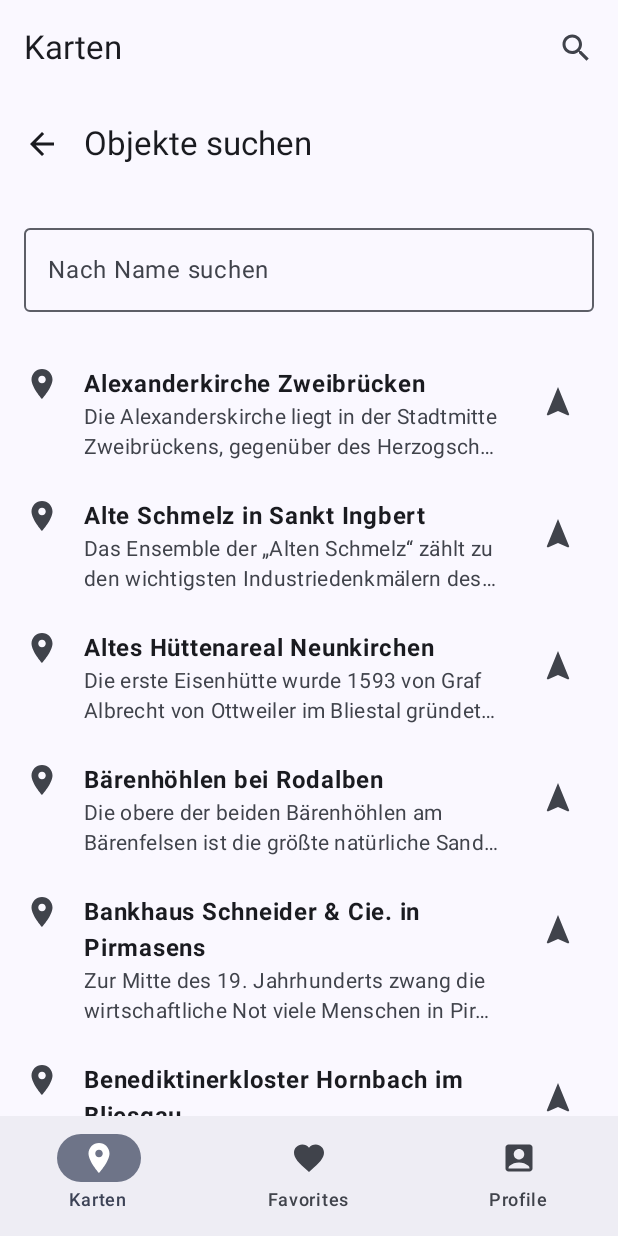
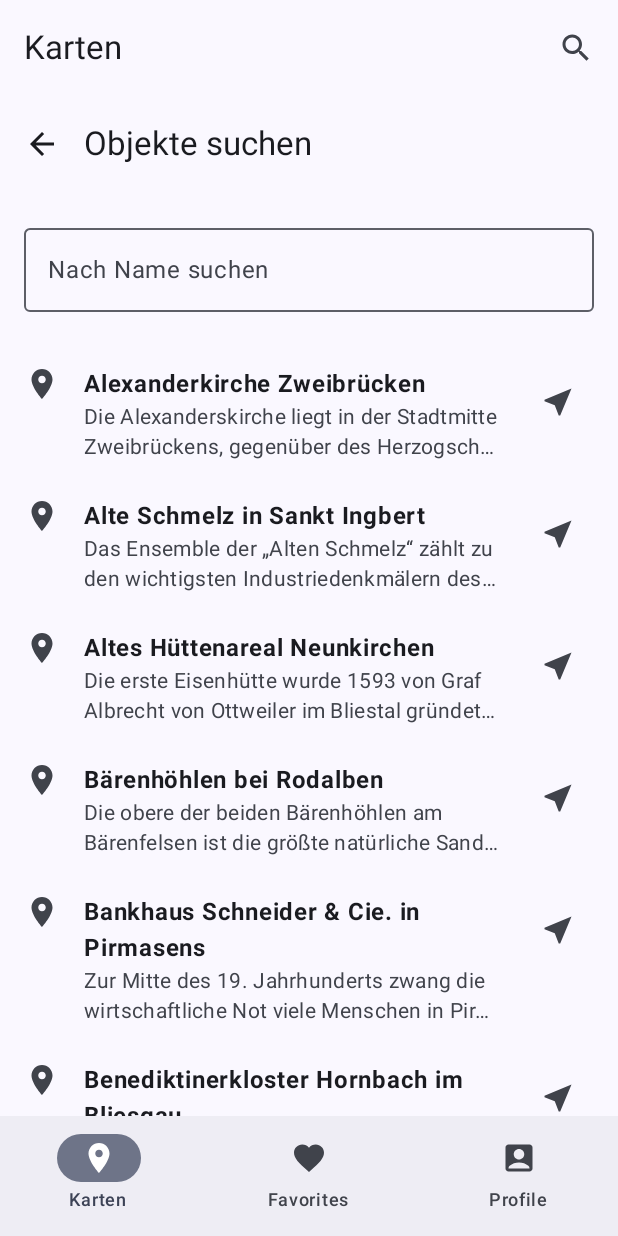
Before and after one commit to sewerynkorzekwa/kuladig_app, an Android app built with Jetpack Compose: the screen it shows after launch (MainActivity), after a tap on "Suchen", on a phone screen of 412 x 824 dp. Run offline under Robolectric (Android 15) with nearby library versions, the phone set to English and light mode, and no system bars; our stand-ins replace Room's generated code, navigation suite.

Commit message:
Update icon references in MarkerInfoBottomSheet, SearchScreen, and refactor MapScreen to improve camera position handling and ensure availability across the component.

```diff
--- a/app/src/main/java/com/example/kuladig_app/ui/components/MarkerInfoBottomSheet.kt
+++ b/app/src/main/java/com/example/kuladig_app/ui/components/MarkerInfoBottomSheet.kt
@@ -10,7 +10,7 @@ import androidx.compose.foundation.layout.width
 import androidx.compose.foundation.rememberScrollState
 import androidx.compose.foundation.verticalScroll
 import androidx.compose.material.icons.Icons
-import androidx.compose.material.icons.filled.Navigation
+import androidx.compose.material.icons.filled.NearMe
 import androidx.compose.material3.AlertDialog
 import androidx.compose.material3.Button
 import androidx.compose.material3.ExperimentalMaterial3Api
@@ -119,7 +119,7 @@ fun MarkerInfoBottomSheet(
                         .padding(bottom = 8.dp)
                 ) {
                     Icon(
-                        imageVector = Icons.Default.Navigation,
+                        imageVector = Icons.Default.NearMe,
                         contentDescription = null,
                         modifier = Modifier.padding(end = 4.dp)
                     )
@@ -137,7 +137,7 @@ fun MarkerInfoBottomSheet(
                         .padding(end = 8.dp)
                 ) {
                     Icon(
-                        imageVector = Icons.Default.Navigation,
+                        imageVector = Icons.Default.NearMe,
                         contentDescription = null,
                         modifier = Modifier.padding(end = 4.dp)
                     )
--- a/app/src/main/java/com/example/kuladig_app/ui/screens/MapScreen.kt
+++ b/app/src/main/java/com/example/kuladig_app/ui/screens/MapScreen.kt
@@ -145,6 +145,16 @@ fun MapScreen(
         }
     }
 
+    // Kamera-State außerhalb des else-Blocks definieren, damit es überall verfügbar ist
+    val cameraPositionState = rememberCameraPositionState {
+        position = userLocation?.let {
+            CameraPosition.fromLatLngZoom(it, 15f)
+        } ?: CameraPosition.fromLatLngZoom(
+            LatLng(52.5200, 13.4050), // Berlin als Fallback
+            10f
+        )
+    }
+
     // Verarbeite initialRouteRequest von SearchScreen
     LaunchedEffect(initialRouteRequest) {
         initialRouteRequest?.let { (obj, mode) ->
@@ -207,15 +217,6 @@ fun MapScreen(
                 modifier = Modifier.align(Alignment.Center)
             )
         } else {
-            val cameraPositionState = rememberCameraPositionState {
-                position = userLocation?.let {
-                    CameraPosition.fromLatLngZoom(it, 15f)
-                } ?: CameraPosition.fromLatLngZoom(
-                    LatLng(52.5200, 13.4050), // Berlin als Fallback
-                    10f
-                )
-            }
-
             LaunchedEffect(userLocation) {
                 userLocation?.let {
                     cameraPositionState.animate(
--- a/app/src/main/java/com/example/kuladig_app/ui/screens/SearchScreen.kt
+++ b/app/src/main/java/com/example/kuladig_app/ui/screens/SearchScreen.kt
@@ -7,14 +7,16 @@ import androidx.activity.compose.rememberLauncherForActivityResult
 import androidx.activity.result.contract.ActivityResultContracts
 import androidx.compose.foundation.layout.Box
 import androidx.compose.foundation.layout.Column
+import androidx.compose.foundation.layout.Spacer
 import androidx.compose.foundation.layout.fillMaxSize
 import androidx.compose.foundation.layout.fillMaxWidth
+import androidx.compose.foundation.layout.height
 import androidx.compose.foundation.layout.padding
 import androidx.compose.foundation.lazy.LazyColumn
 import androidx.compose.foundation.lazy.items
 import androidx.compose.material.icons.Icons
 import androidx.compose.material.icons.automirrored.filled.ArrowBack
-import androidx.compose.material.icons.filled.Navigation
+import androidx.compose.material.icons.filled.NearMe
 import androidx.compose.material.icons.filled.Place
 import androidx.compose.material3.ExperimentalMaterial3Api
 import androidx.compose.material3.Icon
@@ -282,7 +284,7 @@ fun ObjectItemCard(
                 }
                 IconButton(onClick = { showTravelModeDialog = true }) {
                     Icon(
-                        imageVector = Icons.Default.Navigation,
+                        imageVector = Icons.Default.NearMe,
                         contentDescription = "Route anzeigen"
                     )
                 }
```
